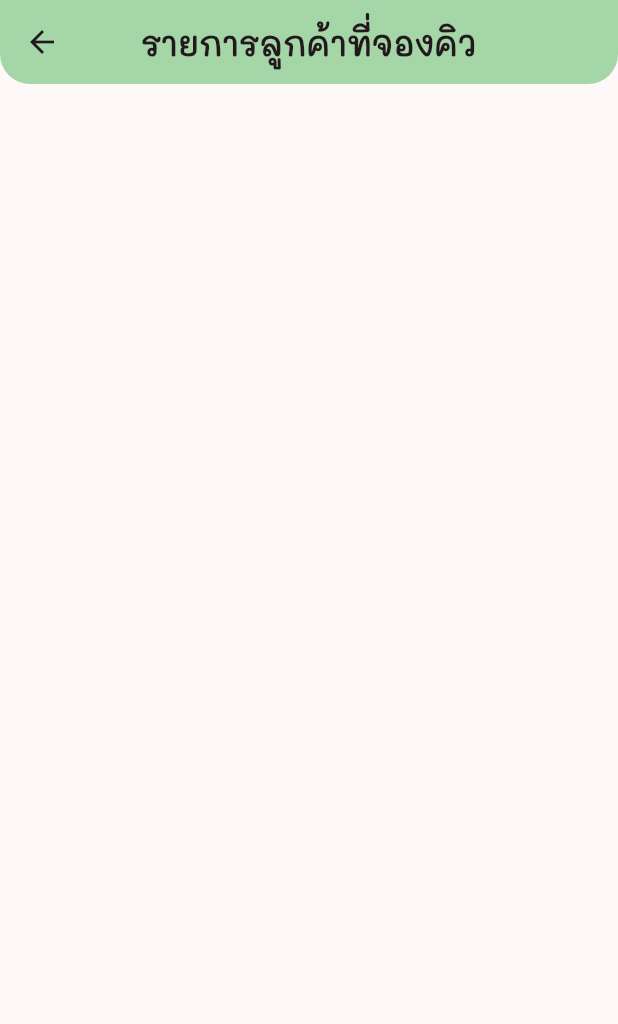
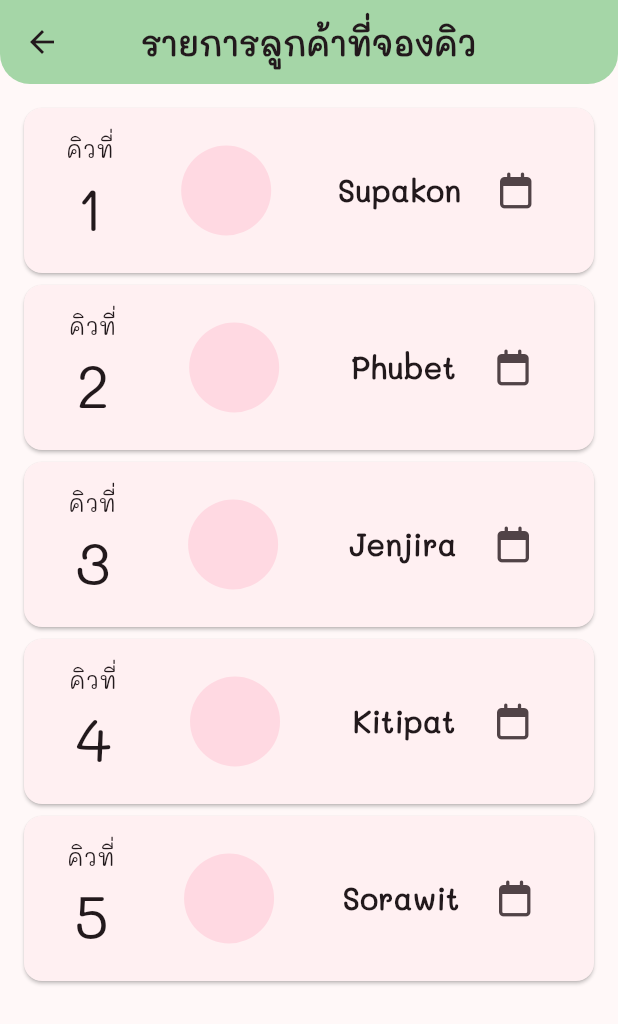
Before and after one commit to supakorn5/Tractor4u_frontend, a Flutter app: the Status_working screen opened directly, on a phone screen of 412 x 824 dp. Shown: the top 1024 px of the screen. Run offline on Flutter 3.47's test engine with Material 3 defaults, Android fonts, the phone set to English and light mode, and no system bars; our stand-ins replace font_awesome_flutter.

Commit message:
Owner page customer_status

```diff
--- a/tracktor4u/lib/Page/Owner/status/Status_working.dart
+++ b/tracktor4u/lib/Page/Owner/status/Status_working.dart
@@ -1,4 +1,5 @@
 import 'package:flutter/material.dart';
+import 'package:myproject/Widget/Card_customer_status.dart';
 
 class Status_working extends StatefulWidget {
   const Status_working({super.key});
@@ -8,6 +9,7 @@ class Status_working extends StatefulWidget {
 }
 
 class _Status_workingState extends State<Status_working> {
+  final List test = ["Supakon", "Phubet", "Jenjira", "Kitipat", "Sorawit"];
   @override
   Widget build(BuildContext context) {
     return Scaffold(
@@ -27,6 +29,24 @@ class _Status_workingState extends State<Status_working> {
           ),
         ),
       ),
+      body: SafeArea(
+          child: Padding(
+        padding: const EdgeInsets.all(12.0),
+        child: Center(
+          child: Column(
+            children: [
+              Expanded(
+                  child: ListView.builder(
+                itemCount: test.length,
+                itemBuilder: (context, index) {
+                  return CardCustomerStatus(
+                      order: index + 1, name: test[index]);
+                },
+              )),
+            ],
+          ),
+        ),
+      )),
     );
   }
 }
--- a/tracktor4u/lib/Widget/Card_customer_reservr.dart
+++ b/tracktor4u/lib/Widget/Card_customer_reservr.dart
@@ -26,7 +26,6 @@ class _CardCustomerReserveState extends State<CardCustomerReserve> {
         padding: const EdgeInsets.all(14.0),
         child: GestureDetector(
           onTap: () {
-            print(name);
             Navigator.pushReplacement(
                 context,
                 MaterialPageRoute(
--- /dev/null
+++ b/tracktor4u/lib/Widget/Card_customer_status.dart
@@ -0,0 +1,74 @@
+import 'package:flutter/material.dart';
+import 'package:font_awesome_flutter/font_awesome_flutter.dart';
+
+class CardCustomerStatus extends StatelessWidget {
+  final String name;
+  final int order;
+
+  const CardCustomerStatus({Key? key, required this.order, required this.name})
+      : super(key: key);
+
+  @override
+  Widget build(BuildContext context) {
+    return GestureDetector(
+      onTap: () {},
+      child: Card(
+        child: Padding(
+          padding: const EdgeInsets.all(16.0),
+          child: Column(
+            children: [
+              Row(
+                mainAxisAlignment: MainAxisAlignment.spaceEvenly,
+                children: [
+                  Column(
+                    children: [
+                      const Text(
+                        "คิวที่",
+                        style: TextStyle(fontFamily: "Mali", fontSize: 15),
+                      ),
+                      Text(
+                        "$order",
+                        style:
+                            const TextStyle(fontFamily: "Mali", fontSize: 40),
+                      )
+                    ],
+                  ),
+                  const SizedBox(
+                    width: 20,
+                  ),
+                  const CircleAvatar(
+                    radius: 30,
+                  ),
+                  const SizedBox(
+                    width: 20,
+                  ),
+                  Column(
+                    children: [
+                      Text(
+                        name,
+                        style: const TextStyle(
+                            fontFamily: "Mali",
+                            fontWeight: FontWeight.bold,
+                            fontSize: 20),
+                      ),
+                    ],
+                  ),
+                  Column(
+                    children: [
+                      IconButton(
+                        icon: const FaIcon(FontAwesomeIcons.calendar),
+                        onPressed: () {
+                          // Handle onPressed event
+                        },
+                      ),
+                    ],
+                  ),
+                ],
+              ),
+            ],
+          ),
+        ),
+      ),
+    );
+  }
+}
```
